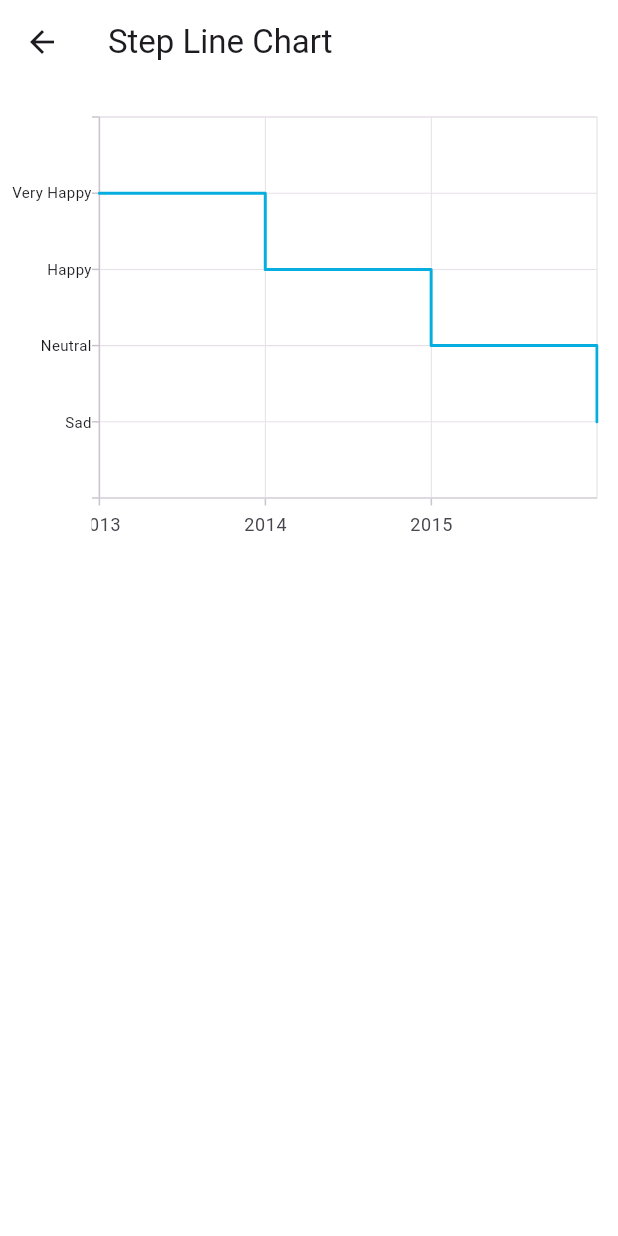
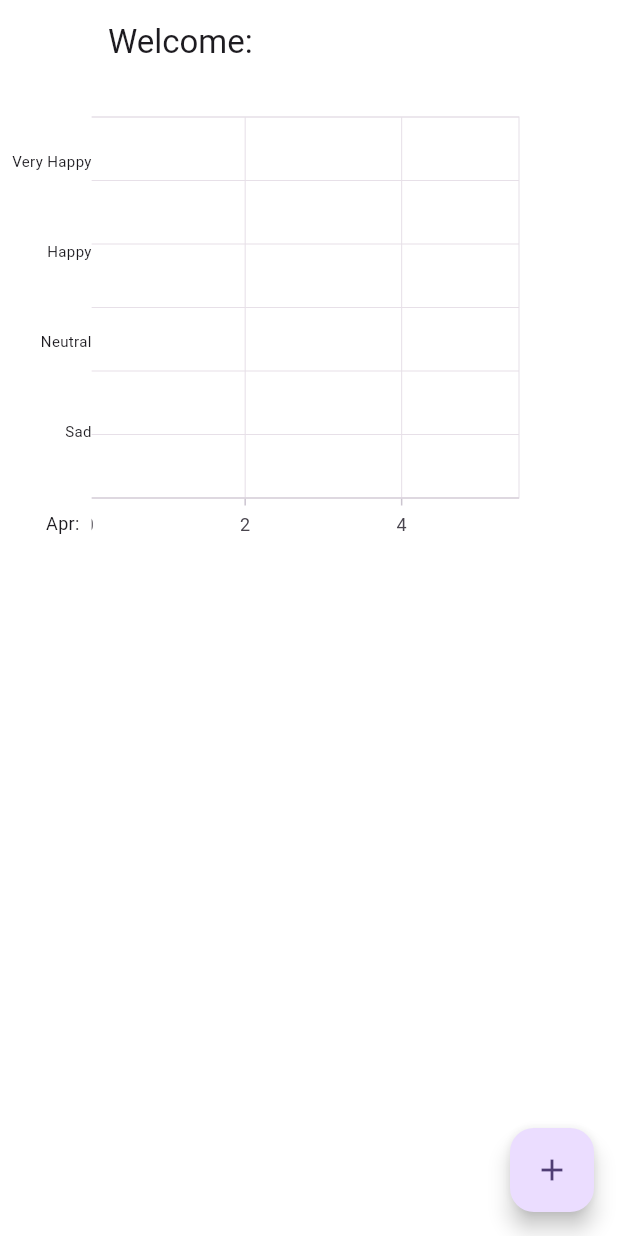
Before and after one commit to Gabrielscarpati/smart_connected_health, a Flutter app: the ChartScreen screen opened directly, on a phone screen of 412 x 824 dp. Run offline on Flutter 3.47's test engine with Material 3 defaults, Android fonts, the light colour scheme and no system bars; our stand-ins replace cloud_firestore, email_validator, firebase_auth, firebase_core, firebase_storage, google_fonts and 2 more; accounts and stored records are empty; network calls fail.

Commit message:
app smart and connected done

```diff
--- a/lib/charts/chat_screen.dart
+++ b/lib/charts/chat_screen.dart
@@ -1,32 +1,65 @@
+import 'package:cloud_firestore/cloud_firestore.dart';
+import 'package:firebase_auth/firebase_auth.dart';
 import 'package:flutter/material.dart';
+import 'package:intl/intl.dart';
+import 'package:provider/provider.dart';
 import 'package:syncfusion_flutter_charts/charts.dart';
 
+import '../answer_question.dart';
+import '../provider/user_provider.dart';
+
 class ChartData {
-  final DateTime x;
+  final int days;
   final double y;
 
-  ChartData(this.x, this.y);
+  ChartData(this.days, this.y);
 }
 
-class ChartScreen extends StatelessWidget {
+class ChartScreen extends StatefulWidget {
   const ChartScreen({Key? key}) : super(key: key);
 
   @override
+  State<ChartScreen> createState() => _ChartScreenState();
+}
+
+class _ChartScreenState extends State<ChartScreen> {
+  List<ChartData> chartData = [];
+  int state = 0;
+
+  @override
   Widget build(BuildContext context) {
-    final List<ChartData> chartData = [
-      ChartData(DateTime(2013), 40),
-      ChartData(DateTime(2014), 30),
-      ChartData(DateTime(2015), 20),
-      ChartData(DateTime(2016), 10),
-    ];
+    LogInSignUpProvider logInSignUpProvider =
+        context.watch<LogInSignUpProvider>();
+
+    String month = getAbbreviatedMonthName();
     return Scaffold(
       backgroundColor: Colors.white,
       appBar: AppBar(
           backgroundColor: Colors.white,
-        title: const Text('Step Line Chart'),
-      ),
-      body: Padding(
-        padding: const EdgeInsets.only(left: 8, right: 4, top: 12),
+          title: Text("Welcome: ${logInSignUpProvider.userFirstName}"),
+          leading: const SizedBox()),
+      body: FutureBuilder<void>(
+        future: fetchEmotionsByUserId(FirebaseAuth.instance.currentUser!.uid),
+        builder: (BuildContext context, AsyncSnapshot<void> snapshot) {
+          switch (snapshot.connectionState) {
+            case ConnectionState.waiting:
+              return const Center(
+                child: SizedBox(
+                    height: 50, width: 50, child: CircularProgressIndicator()),
+              );
+            default:
+              if (snapshot.hasError) {
+                return Text('Error: ${snapshot.error}');
+              } else {
+                return Column(
+                  crossAxisAlignment: CrossAxisAlignment.center,
+                  children: [
+                    Container(
+                      height: 312,
+                      width: 360,
+                      child: Padding(
+                        padding:
+                            const EdgeInsets.only(left: 8, right: 4, top: 12),
                         child: Column(
                           children: [
                             Stack(
@@ -41,12 +74,13 @@ class ChartScreen extends StatelessWidget {
                                     height: 300,
                                     width: double.infinity,
                                     child: SfCartesianChart(
-                      primaryXAxis: const DateTimeAxis(),
                                       series: <CartesianSeries>[
-                        StepLineSeries<ChartData, DateTime>(
+                                        StepLineSeries<ChartData, int>(
                                           dataSource: chartData,
-                          xValueMapper: (ChartData data, _) => data.x,
-                          yValueMapper: (ChartData data, _) => data.y,
+                                          xValueMapper: (ChartData data, _) =>
+                                              data.days,
+                                          yValueMapper: (ChartData data, _) =>
+                                              data.y,
                                         ),
                                       ],
                                     ),
@@ -55,42 +89,54 @@ class ChartScreen extends StatelessWidget {
                                 Container(
                                   color: Colors.white,
                                   height: 300,
-                  child: const Column(
+                                  child: Column(
                                     mainAxisAlignment: MainAxisAlignment.end,
                                     crossAxisAlignment: CrossAxisAlignment.end,
                                     children: [
-                      Text(
+                                      const Text(
                                         textAlign: TextAlign.start,
                                         'Very Happy',
                                         style: TextStyle(
                                           fontSize: 10,
                                         ),
                                       ),
-                      SizedBox(height: 37),
-                      Text(
+                                      const SizedBox(height: 46),
+                                      const Text(
                                         textAlign: TextAlign.start,
                                         'Happy',
                                         style: TextStyle(
                                           fontSize: 10,
                                         ),
                                       ),
-                      SizedBox(height: 37),
-                      Text(
+                                      const SizedBox(height: 46),
+                                      const Text(
                                         textAlign: TextAlign.start,
                                         'Neutral',
                                         style: TextStyle(
                                           fontSize: 10,
                                         ),
                                       ),
-                      SizedBox(height: 37),
-                      Text(
+                                      const SizedBox(height: 46),
+                                      const Text(
                                         textAlign: TextAlign.start,
                                         'Sad',
                                         style: TextStyle(
                                           fontSize: 10,
                                         ),
                                       ),
-                      SizedBox(height: 80),
+                                      const SizedBox(height: 46),
+                                      Padding(
+                                        padding:
+                                            const EdgeInsets.only(right: 8.0),
+                                        child: Text(
+                                          month + ':',
+                                          textAlign: TextAlign.start,
+                                          style: const TextStyle(
+                                            fontSize: 12,
+                                          ),
+                                        ),
+                                      ),
+                                      const SizedBox(height: 10.5),
                                     ],
                                   ),
                                 ),
@@ -99,6 +145,73 @@ class ChartScreen extends StatelessWidget {
                           ],
                         ),
                       ),
+                    ),
+                  ],
                 );
               }
           }
+        },
+      ),
+      floatingActionButton: FloatingActionButton(
+        onPressed: () {
+          Navigator.push(
+            context,
+            MaterialPageRoute(builder: (context) => const AnswerQuestion()),
+          );
+        },
+        child: const Icon(Icons.add),
+      ),
+    );
+  }
+
+  Future<void> fetchEmotionsByUserId(String userId) async {
+    chartData = [];
+
+    LogInSignUpProvider logInSignUpProvider =
+        context.watch<LogInSignUpProvider>();
+    logInSignUpProvider.userFirstName =
+        await logInSignUpProvider.getFirstNameByUserId(userId);
+
+    if (state == 0) {
+      setState(() {});
+    }
+    state = 1;
+    chartData = [];
+
+    CollectionReference emotions =
+        FirebaseFirestore.instance.collection('emotions');
+    QuerySnapshot querySnapshot = await emotions.get();
+
+    List<Map<String, dynamic>> filteredEmotions = querySnapshot.docs
+        .map((doc) => doc.data() as Map<String, dynamic>)
+        .where((data) => data['userId'] == userId)
+        .toList();
+    filteredEmotions.sort((a, b) => b['date'].compareTo(a['date']));
+    chartData = [];
+
+    for (var emotion in filteredEmotions) {
+      int dateTime;
+      if (emotion['date'] is Timestamp) {
+        dateTime = (emotion['date'] as Timestamp).toDate().day;
+      } else {
+        continue;
+      }
+
+      chartData.add(ChartData(dateTime, emotion['score']));
+    }
+
+    int i = 0;
+    for (var data in chartData) {
+      i++;
+      if (i == 10) {
+        break;
+      }
+    }
+  }
+}
+
+String getAbbreviatedMonthName() {
+  int month = DateTime.now().month;
+  DateTime date = DateTime(DateTime.now().year, month);
+  return DateFormat.MMM().format(date);
+}
--- a/lib/data/firebase_manager.dart
+++ b/lib/data/firebase_manager.dart
@@ -47,8 +47,6 @@ class FirebaseManager {
           .signInWithEmailAndPassword(email: email, password: password);
 
       if (userCredential.user != null) {
-        /*  UserEntity user =
-            await UserController().searchUser(userCredential.user!.uid);*/
         return userCredential.user;
       }
     } on FirebaseAuthException catch (e) {
--- a/lib/main.dart
+++ b/lib/main.dart
@@ -10,6 +10,7 @@ import 'log_in/log_in_screen.dart';
 void main() async {
   WidgetsFlutterBinding.ensureInitialized();
   await Firebase.initializeApp();
+  //FirebaseAuth.instance.signOut();
 
   runApp(
     MultiProvider(
--- a/lib/widgets/widgets.dart
+++ b/lib/widgets/widgets.dart
@@ -13,6 +13,7 @@ class TextFieldLogInSignUp extends StatefulWidget {
   final String deleteOrHide;
   final Color? enabledBorderColor;
   final void Function()? onTapSuffixIcon;
+  final int? maxLines;
 
   const TextFieldLogInSignUp({
     Key? key,
@@ -25,6 +26,7 @@ class TextFieldLogInSignUp extends StatefulWidget {
     required this.title,
     this.onTapSuffixIcon,
     this.enabledBorderColor,
+    this.maxLines,
   }) : super(key: key);
 
   @override
@@ -53,6 +55,7 @@ class _TextFieldLogInSignUpState extends State<TextFieldLogInSignUp> {
           obscureText: widget.deleteOrHide == 'hide' ? passwordIsHidden : false,
           controller: widget.texFieldController,
           cursorColor: DSColors.primaryActionState1,
+          maxLines: widget.maxLines ?? 1,
           decoration: InputDecoration(
             contentPadding: EdgeInsets.only(
                 left: widget.prefixIcon == null ? 16 : 0, top: 12, bottom: 12),
--- a/pubspec.yaml
+++ b/pubspec.yaml
@@ -45,6 +45,9 @@ dependencies:
   firebase_storage: ^11.0.15
   provider: ^6.0.5
   syncfusion_flutter_charts: ^24.1.41
+  dotenv: ^4.2.0
+  io: ^1.0.4
+  intl: ^0.19.0
 
 
 dev_dependencies:
```
Also changed, not shown: lib/answer_question.dart (added, +178 -0 lines), lib/log_in/views/footer_log_in.dart (+8 -0 lines), lib/provider/user_provider.dart (+22 -0 lines), lib/ultils/sentiments_api.dart (added, +30 -0 lines), pubspec.lock. Lines whose indentation alone changed are shown as unchanged.
